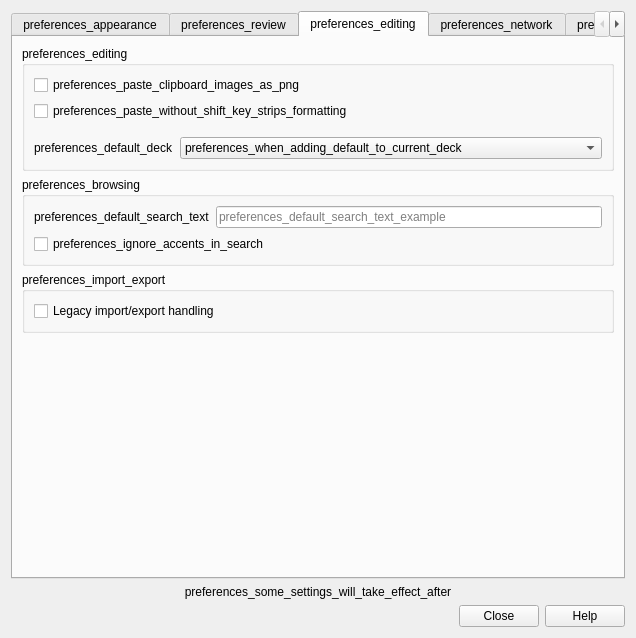
First picture: the form in qt/aqt/forms/preferences.ui, repository ankitects/anki, before the edit.
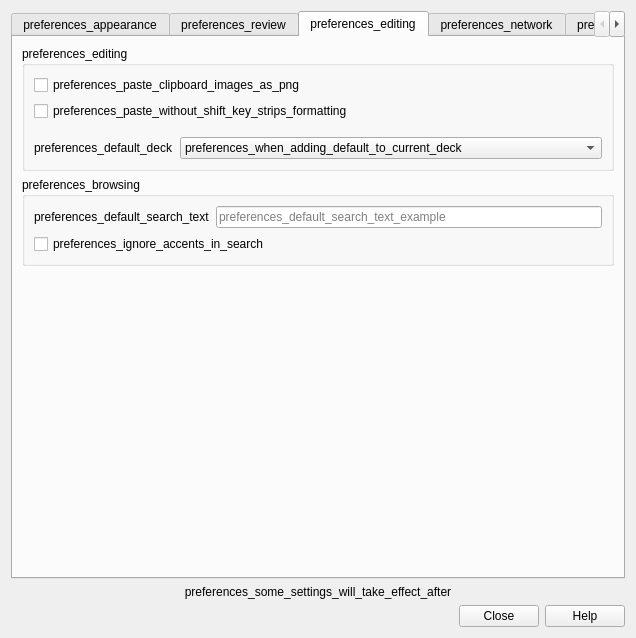
Second picture: the form after the edit. The open tabs and pages were chosen to show the change.

Commit message: Remove legacy import option

```diff
--- a/qt/aqt/forms/preferences.ui
+++ b/qt/aqt/forms/preferences.ui
@@ -611,28 +611,6 @@
          </layout>
         </widget>
        </item>
-       <item>
-        <widget class="QGroupBox" name="groupBox_4">
-         <property name="title">
-          <string>preferences_import_export</string>
-         </property>
-         <layout class="QVBoxLayout" name="verticalLayout_11">
-          <item>
-           <widget class="QCheckBox" name="legacy_import_export">
-            <property name="sizePolicy">
-             <sizepolicy hsizetype="Fixed" vsizetype="Fixed">
-              <horstretch>0</horstretch>
-              <verstretch>0</verstretch>
-             </sizepolicy>
-            </property>
-            <property name="text">
-             <string notr="true">Legacy import/export handling</string>
-            </property>
-           </widget>
-          </item>
-         </layout>
-        </widget>
-       </item>
        <item>
         <spacer name="verticalSpacer_3">
          <property name="orientation">
```
Left out of the diff: 1 changed line with no effect on the pictures. The commit also changes 1 other file.
